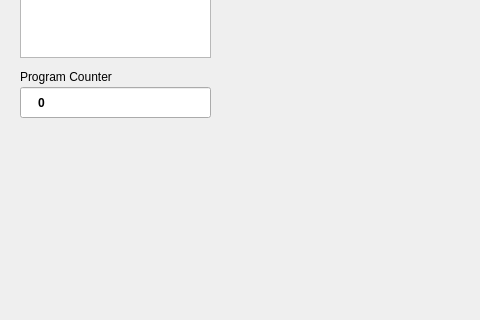
DmitryDobr/CPUEmulator, file mainwindow.ui: the form before one commit; both pictures show x 0 to 480 and y 310 to 630 of the 1039 by 630 pixel window.
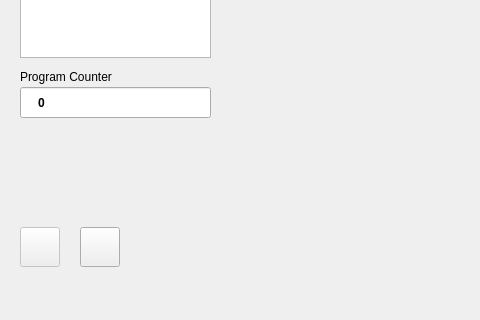
The form after the commit.

```diff
--- a/mainwindow.ui
+++ b/mainwindow.ui
@@ -211,6 +211,35 @@
      </property>
     </item>
    </widget>
+   <widget class="QPushButton" name="pushButton_pause">
+    <property name="geometry">
+     <rect>
+      <x>80</x>
+      <y>520</y>
+      <width>40</width>
+      <height>40</height>
+     </rect>
+    </property>
+    <property name="text">
+     <string/>
+    </property>
+   </widget>
+   <widget class="QPushButton" name="pushButton_play">
+    <property name="enabled">
+     <bool>false</bool>
+    </property>
+    <property name="geometry">
+     <rect>
+      <x>20</x>
+      <y>520</y>
+      <width>40</width>
+      <height>40</height>
+     </rect>
+    </property>
+    <property name="text">
+     <string/>
+    </property>
+   </widget>
   </widget>
   <widget class="QMenuBar" name="menuBar">
    <property name="geometry">
```
Left out of the diff: 3 changed lines with no effect on the pictures.
